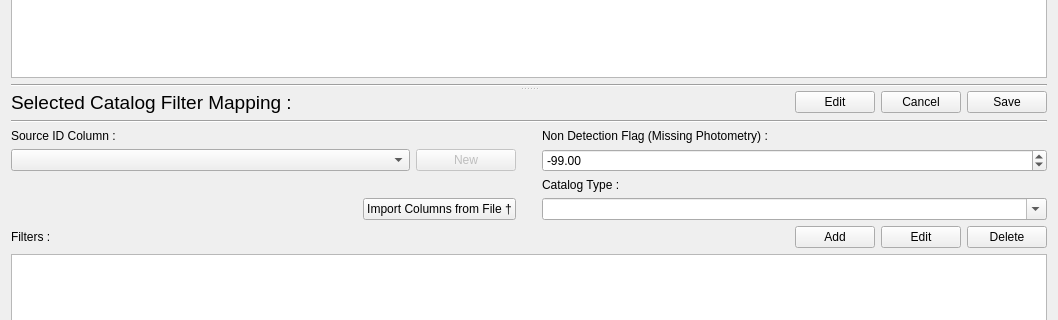
Above: PhzQtUI/auxdir/PhzQtUI/FormSurveyMapping.ui from astrorama/Phosphoros before the change; both pictures show x 0 to 1058 and y 270 to 590 of the 1058 by 842 pixel window. Below: the same form after it.
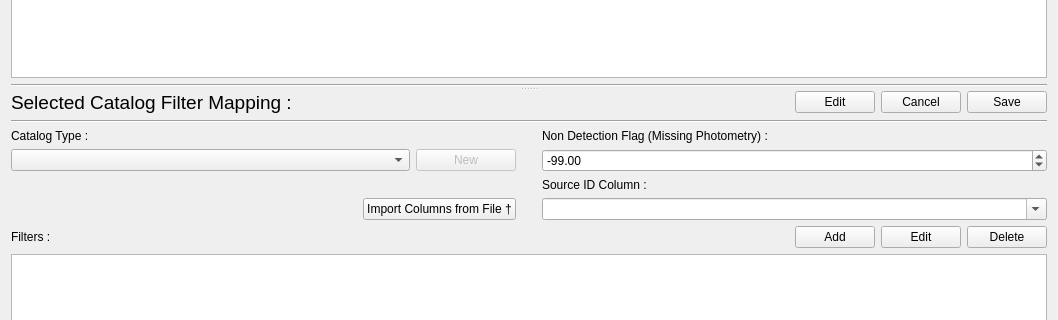
That is the form after the change.

Commit message: Improved the layout of the SurceyMapping form

Patch:
```diff
--- a/PhzQtUI/auxdir/PhzQtUI/FormSurveyMapping.ui
+++ b/PhzQtUI/auxdir/PhzQtUI/FormSurveyMapping.ui
@@ -235,13 +235,6 @@
            </item>
           </layout>
          </item>
-         <item row="0" column="0">
-          <widget class="QLabel" name="label_18">
-           <property name="text">
-            <string>Source ID Column :</string>
-           </property>
-          </widget>
-         </item>
          <item row="3" column="0" alignment="Qt::AlignRight">
           <widget class="QPushButton" name="btn_ImportColumn">
            <property name="toolTip">
@@ -252,13 +245,6 @@
            </property>
           </widget>
          </item>
-         <item row="2" column="2">
-          <widget class="QLabel" name="label_17">
-           <property name="text">
-            <string>Catalog Type :</string>
-           </property>
-          </widget>
-         </item>
          <item row="1" column="1">
           <spacer name="horizontalSpacer">
            <property name="orientation">
@@ -302,6 +288,20 @@
            </property>
           </widget>
          </item>
+         <item row="0" column="0">
+          <widget class="QLabel" name="label_17">
+           <property name="text">
+            <string>Catalog Type :</string>
+           </property>
+          </widget>
+         </item>
+         <item row="2" column="2">
+          <widget class="QLabel" name="label_18">
+           <property name="text">
+            <string>Source ID Column :</string>
+           </property>
+          </widget>
+         </item>
         </layout>
        </item>
        <item>
```
